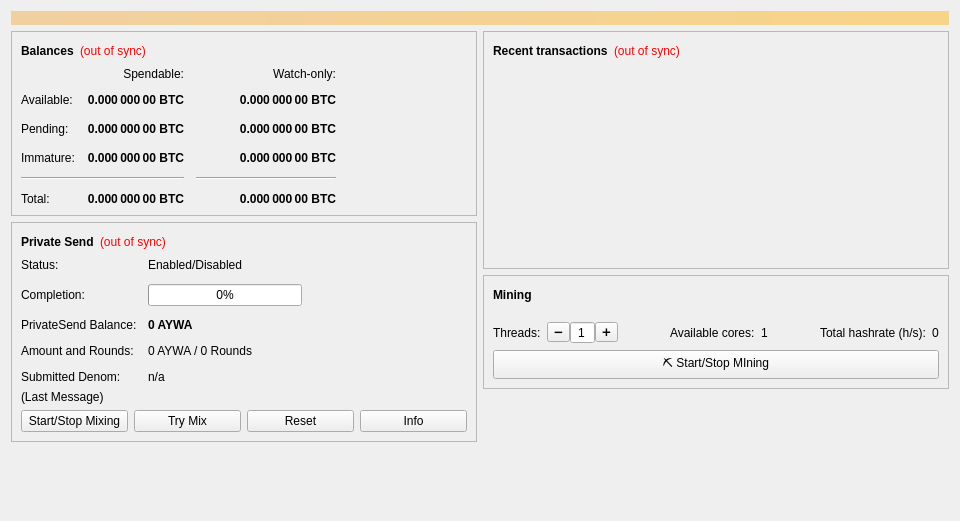
This is src/qt/forms/overviewpage.ui in GetAywa/AywaCore as Qt 5 draws it before an edit. The edited form follows.
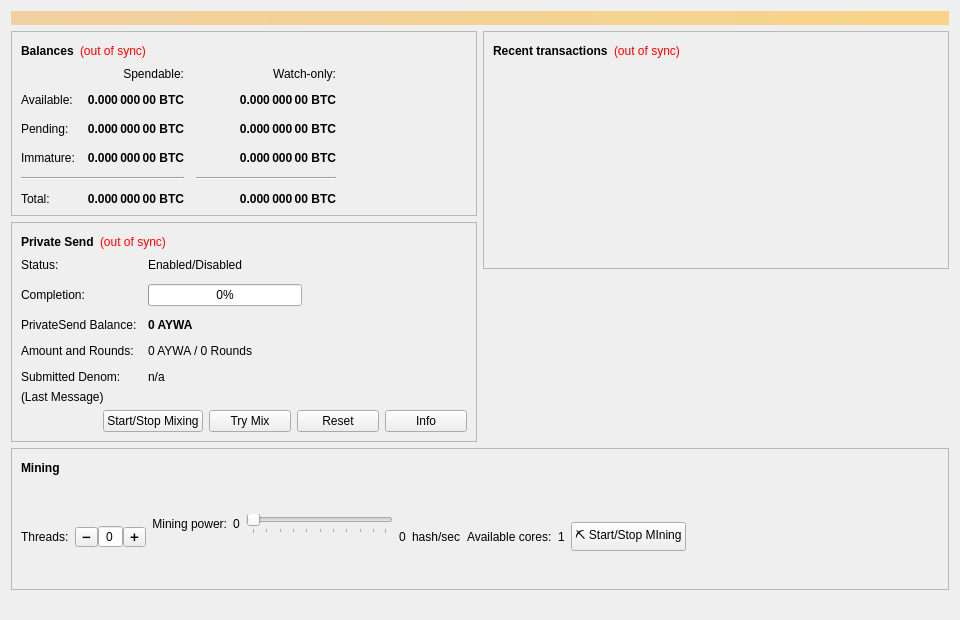
This is the edited form. Icons and pictures are not drawn.

Commit message: mastendode collateral changes fixed. minor gui updates. added mining power slider, junk proposal vote. 	modified:   src/masternode.cpp 	modified:   src/qt/aywa.qrc 	modified:   src/qt/forms/masternodelist.ui 	modified:   src/qt/forms/messagepage.ui 	modified:   src/qt/forms/overviewpage.ui 	modified:   src/qt/masternodelist.cpp 	modified:   src/qt/masternodelist.h 	modified:   src/qt/overviewpage.cpp 	modified:   src/qt/overviewpage.h 	new file:   src/qt/res/images/trad/mining_power.png 	modified:   src/util.cpp

What changed in the file:
```diff
--- a/src/qt/forms/overviewpage.ui
+++ b/src/qt/forms/overviewpage.ui
@@ -7,7 +7,7 @@
     <x>0</x>
     <y>0</y>
     <width>960</width>
-    <height>521</height>
+    <height>620</height>
    </rect>
   </property>
   <property name="minimumSize">
@@ -568,6 +568,19 @@
             </item>
             <item>
              <layout class="QHBoxLayout" name="horizontalLayout_debugbuttons">
+              <item>
+               <spacer name="horizontalSpacer_6">
+                <property name="orientation">
+                 <enum>Qt::Horizontal</enum>
+                </property>
+                <property name="sizeHint" stdset="0">
+                 <size>
+                  <width>40</width>
+                  <height>20</height>
+                 </size>
+                </property>
+               </spacer>
+              </item>
               <item>
                <widget class="QPushButton" name="togglePrivateSend">
                 <property name="sizePolicy">
@@ -639,19 +652,6 @@
          </layout>
         </widget>
        </item>
-       <item>
-        <spacer name="verticalSpacer">
-         <property name="orientation">
-          <enum>Qt::Vertical</enum>
-         </property>
-         <property name="sizeHint" stdset="0">
-          <size>
-           <width>20</width>
-           <height>40</height>
-          </size>
-         </property>
-        </spacer>
-       </item>
       </layout>
      </item>
      <item>
@@ -734,6 +734,23 @@
         </widget>
        </item>
        <item>
+        <spacer name="verticalSpacer_2">
+         <property name="orientation">
+          <enum>Qt::Vertical</enum>
+         </property>
+         <property name="sizeHint" stdset="0">
+          <size>
+           <width>20</width>
+           <height>40</height>
+          </size>
+         </property>
+        </spacer>
+       </item>
+      </layout>
+     </item>
+    </layout>
+   </item>
+   <item>
         <widget class="QFrame" name="frameMIning">
          <property name="frameShape">
           <enum>QFrame::StyledPanel</enum>
@@ -789,7 +806,7 @@
                <number>10</number>
               </property>
               <item>
-               <widget class="QLabel" name="label_3">
+           <widget class="QLabel" name="labelThreads">
                 <property name="text">
                  <string>Threads:</string>
                 </property>
@@ -804,7 +821,7 @@
                  <number>0</number>
                 </property>
                 <item>
-                 <widget class="QToolButton" name="toolButton">
+             <widget class="QToolButton" name="toolButtonMinus">
                   <property name="font">
                    <font>
                     <pointsize>8</pointsize>
@@ -827,15 +844,12 @@
                    <enum>QAbstractSpinBox::NoButtons</enum>
                   </property>
                   <property name="minimum">
-                   <number>1</number>
-                  </property>
-                  <property name="value">
-                   <number>1</number>
+               <number>0</number>
                   </property>
                  </widget>
                 </item>
                 <item>
-                 <widget class="QToolButton" name="toolButton_2">
+             <widget class="QToolButton" name="toolButtonPlus">
                   <property name="font">
                    <font>
                     <pointsize>8</pointsize>
@@ -849,13 +863,69 @@
                </layout>
               </item>
               <item>
+           <layout class="QVBoxLayout" name="verticalLayout_7">
+            <property name="spacing">
+             <number>6</number>
+            </property>
+            <property name="leftMargin">
+             <number>0</number>
+            </property>
+            <property name="topMargin">
+             <number>0</number>
+            </property>
+            <item>
+             <layout class="QHBoxLayout" name="horizontalLayout_8">
+              <property name="topMargin">
+               <number>20</number>
+              </property>
+              <item>
+               <widget class="QLabel" name="label_6">
+                <property name="text">
+                 <string>Mining power:</string>
+                </property>
+                <property name="alignment">
+                 <set>Qt::AlignRight|Qt::AlignTrailing|Qt::AlignVCenter</set>
+                </property>
+                <property name="wordWrap">
+                 <bool>false</bool>
+                </property>
+               </widget>
+              </item>
+              <item>
+               <widget class="QLabel" name="labelMIningPower">
+                <property name="text">
+                 <string>0</string>
+                </property>
+               </widget>
+              </item>
+              <item>
+               <widget class="QSlider" name="horizontalSlider">
+                <property name="orientation">
+                 <enum>Qt::Horizontal</enum>
+                </property>
+                <property name="tickPosition">
+                 <enum>QSlider::TicksBelow</enum>
+                </property>
+               </widget>
+              </item>
+             </layout>
+            </item>
+            <item>
+             <layout class="QHBoxLayout" name="horizontalLayout_9">
+              <property name="topMargin">
+               <number>20</number>
+              </property>
+              <item>
                <spacer name="horizontalSpacer_7">
                 <property name="orientation">
                  <enum>Qt::Horizontal</enum>
                 </property>
+                <property name="sizeType">
+                 <enum>QSizePolicy::Fixed</enum>
+                </property>
                 <property name="sizeHint" stdset="0">
                  <size>
-                  <width>40</width>
+                  <width>120</width>
                   <height>20</height>
                  </size>
                 </property>
@@ -863,6 +933,34 @@
               </item>
               <item>
                <widget class="QLabel" name="label_2">
+                <property name="pixmap">
+                 <pixmap resource="../aywa.qrc">:/images/trad/mining_power</pixmap>
+                </property>
+                <property name="scaledContents">
+                 <bool>true</bool>
+                </property>
+               </widget>
+              </item>
+             </layout>
+            </item>
+           </layout>
+          </item>
+          <item>
+           <widget class="QLabel" name="labelTotalHashRate">
+            <property name="text">
+             <string>0</string>
+            </property>
+           </widget>
+          </item>
+          <item>
+           <widget class="QLabel" name="labelHashrate">
+            <property name="text">
+             <string>hash/sec</string>
+            </property>
+           </widget>
+          </item>
+          <item>
+           <widget class="QLabel" name="labelAvailableCoresText">
                 <property name="text">
                  <string>Available cores:</string>
                 </property>
@@ -876,48 +974,53 @@
                </widget>
               </item>
               <item>
-               <spacer name="horizontalSpacer_8">
-                <property name="orientation">
-                 <enum>Qt::Horizontal</enum>
-                </property>
-                <property name="sizeHint" stdset="0">
-                 <size>
-                  <width>40</width>
-                  <height>20</height>
-                 </size>
-                </property>
-               </spacer>
-              </item>
-              <item>
-               <widget class="QLabel" name="labelHashrate">
-                <property name="text">
-                 <string>Total hashrate (h/s):</string>
-                </property>
-               </widget>
-              </item>
-              <item>
-               <widget class="QLabel" name="labelTotalHashRate">
-                <property name="text">
-                 <string>0</string>
-                </property>
-               </widget>
-              </item>
-             </layout>
-            </item>
-            <item>
              <widget class="QPushButton" name="bnGenerate">
               <property name="text">
                <string>⛏ Start/Stop MIning</string>
               </property>
              </widget>
             </item>
+          <item>
+           <spacer name="horizontalSpacer_8">
+            <property name="orientation">
+             <enum>Qt::Horizontal</enum>
+            </property>
+            <property name="sizeHint" stdset="0">
+             <size>
+              <width>40</width>
+              <height>20</height>
+             </size>
+            </property>
+           </spacer>
+          </item>
+          <item>
+           <widget class="QLabel" name="label_7">
+            <property name="maximumSize">
+             <size>
+              <width>200</width>
+              <height>40</height>
+             </size>
+            </property>
+            <property name="text">
+             <string/>
+            </property>
+            <property name="pixmap">
+             <pixmap resource="../aywa.qrc">:/images/trad/aywa_logo_horizontal</pixmap>
+            </property>
+            <property name="scaledContents">
+             <bool>true</bool>
+            </property>
+           </widget>
+          </item>
            </layout>
           </item>
          </layout>
+      </item>
+     </layout>
         </widget>
        </item>
        <item>
-        <spacer name="verticalSpacer_2">
+    <spacer name="verticalSpacer">
          <property name="orientation">
           <enum>Qt::Vertical</enum>
          </property>
@@ -930,10 +1033,6 @@
         </spacer>
        </item>
       </layout>
-     </item>
-    </layout>
-   </item>
-  </layout>
  </widget>
  <resources/>
  <connections>
```
Left out of the diff: 72 changed lines with no effect on the pictures. Lines whose indentation alone changed are shown as unchanged. The commit also changes 14 other files.
